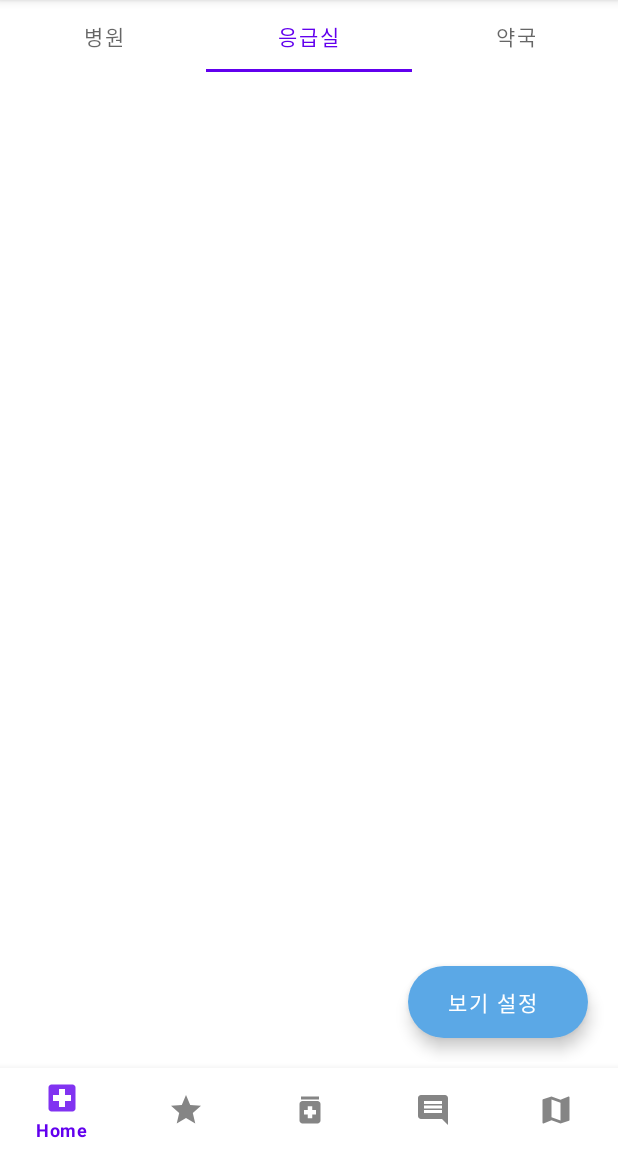
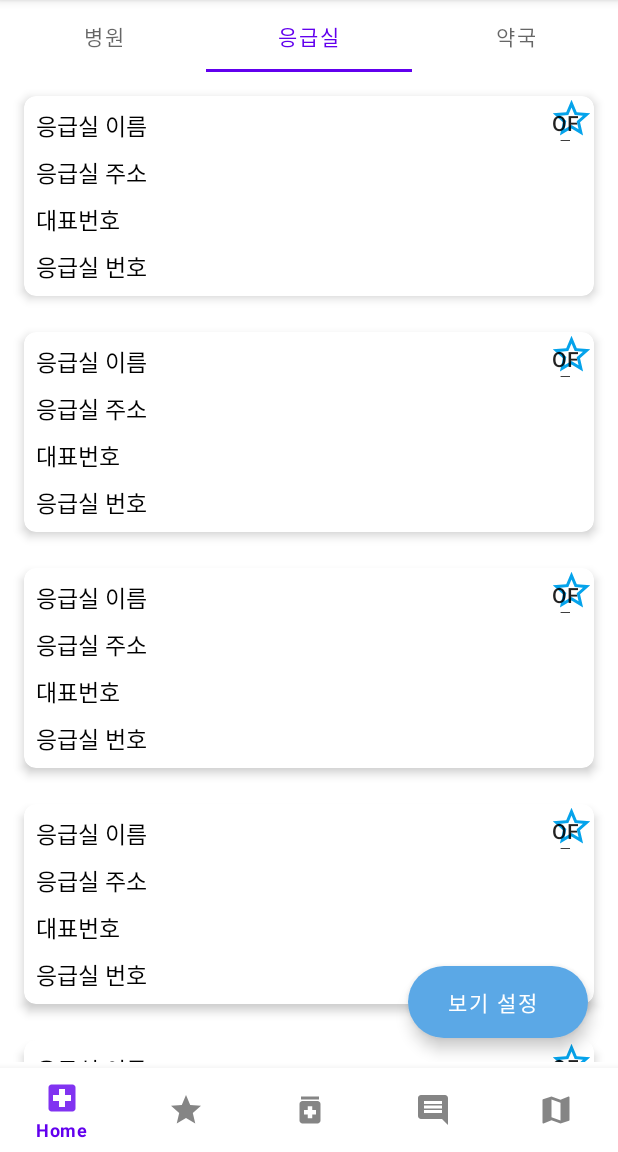
Before and after one commit to kkt98/HospitalInMyHand, an Android app: the screen it shows after launch (MainActivity), tab 2 chosen, on a phone screen of 412 x 824 dp, the part 84-1236 px from its top. Run offline under Robolectric (Android 15) with nearby library versions, the phone set to English and light mode, and no system bars.

Commit message:
Home recycler

```diff
--- a/app/src/main/java/com/kkt1019/hospitalinmyhand/HomeItem.kt
+++ /dev/null
@@ -1,5 +0,0 @@
-package com.kkt1019.hospitalinmyhand
-
-class HomeItem constructor(var dutyAddr:String, var dutyName:String, var dutyTell:String, var dutyTime1s:String, var dutyTime1c:String)
-//                           var dutyTime2s:String, var dutyTime2c:String, var dutyTime3s:String, var dutyTime3c:String, var dutyTime4s:String, var dutyTime4c:String,
-//                           var dutyTime5s:String, var dutyTime5c:String, var dutyTime6s:String, var dutyTime6c:String, var light:Int, var fav:Int)
--- a/app/src/main/java/com/kkt1019/hospitalinmyhand/HomeAdapter.kt
+++ b/app/src/main/java/com/kkt1019/hospitalinmyhand/HomePage1Adapter.kt
@@ -4,11 +4,10 @@ import android.content.Context
 import android.view.LayoutInflater
 import android.view.View
 import android.view.ViewGroup
-import android.widget.ImageView
 import android.widget.TextView
 import androidx.recyclerview.widget.RecyclerView
 
-class HomeAdapter constructor(val context:Context, var items:MutableList<HomeItem>) : RecyclerView.Adapter<HomeAdapter.VH>(){
+class HomePage1Adapter constructor(val context:Context, var page1Items:MutableList<HomePage1Item>) : RecyclerView.Adapter<HomePage1Adapter.VH>(){
 
     inner class VH(itemView: View) : RecyclerView.ViewHolder(itemView){
 
@@ -16,20 +15,18 @@ class HomeAdapter constructor(val context:Context, var items:MutableList<HomeIte
         val tvAddress : TextView by lazy { itemView.findViewById(R.id.address) }
         val tvTime : TextView by lazy { itemView.findViewById(R.id.time) }
         val tvTell : TextView by lazy { itemView.findViewById(R.id.tell) }
-//        val ivLight : ImageView by lazy { itemView.findViewById(R.id.light) }
-//        val ivFav : ImageView by lazy { itemView.findViewById(R.id.fav) }
 
     }
 
     override fun onCreateViewHolder(parent: ViewGroup, viewType: Int): VH {
         val inflater: LayoutInflater = LayoutInflater.from(context)
-        val itemView = inflater.inflate(R.layout.recycler_home_item, parent,false)
+        val itemView = inflater.inflate(R.layout.recycler_homepage1_item, parent,false)
 
         return VH(itemView)
     }
 
     override fun onBindViewHolder(holder: VH, position: Int) {
-        val item = items.get(position)
+        val item = page1Items.get(position)
 
         holder.tvTitle.setText(item.dutyName)
         holder.tvAddress.setText(item.dutyAddr)
@@ -38,5 +35,5 @@ class HomeAdapter constructor(val context:Context, var items:MutableList<HomeIte
 
     }
 
-    override fun getItemCount(): Int = items.size
+    override fun getItemCount(): Int = page1Items.size
 }
--- a/app/src/main/java/com/kkt1019/hospitalinmyhand/HomePage1Fragment.kt
+++ b/app/src/main/java/com/kkt1019/hospitalinmyhand/HomePage1Fragment.kt
@@ -16,7 +16,7 @@ class HomePage1Fragment:Fragment() {
 
     val recycler:RecyclerView by lazy { binding.recycler }
 
-    var items = mutableListOf<HomeItem>()
+    var items = mutableListOf<HomePage1Item>()
 
     override fun onCreateView(
         inflater: LayoutInflater,
@@ -34,13 +34,13 @@ class HomePage1Fragment:Fragment() {
 
     fun datas(){
 
-        items.add( HomeItem("주소", "병원이름", "전화번호", "8시30분", "18시 30분"))
-        items.add( HomeItem("주소", "병원이름", "전화번호", "8시30분", "18시 30분"))
-        items.add( HomeItem("주소", "병원이름", "전화번호", "8시30분", "18시 30분"))
-        items.add( HomeItem("주소", "병원이름", "전화번호", "8시30분", "18시 30분"))
-        items.add( HomeItem("주소", "병원이름", "전화번호", "8시30분", "18시 30분"))
-        items.add( HomeItem("주소", "병원이름", "전화번호", "8시30분", "18시 30분"))
-        recycler.adapter = HomeAdapter(activity as Context, items)
+        items.add( HomePage1Item("주소", "병원이름", "전화번호", "8시30분", "18시 30분"))
+        items.add( HomePage1Item("주소", "병원이름", "전화번호", "8시30분", "18시 30분"))
+        items.add( HomePage1Item("주소", "병원이름", "전화번호", "8시30분", "18시 30분"))
+        items.add( HomePage1Item("주소", "병원이름", "전화번호", "8시30분", "18시 30분"))
+        items.add( HomePage1Item("주소", "병원이름", "전화번호", "8시30분", "18시 30분"))
+        items.add( HomePage1Item("주소", "병원이름", "전화번호", "8시30분", "18시 30분"))
+        recycler.adapter = HomePage1Adapter(activity as Context, items)
 
     }
 
--- /dev/null
+++ b/app/src/main/java/com/kkt1019/hospitalinmyhand/HomePage1Item.kt
@@ -0,0 +1,5 @@
+package com.kkt1019.hospitalinmyhand
+
+class HomePage1Item constructor(var dutyAddr:String, var dutyName:String, var dutyTell:String, var dutyTime1s:String, var dutyTime1c:String)
+//                           var dutyTime2s:String, var dutyTime2c:String, var dutyTime3s:String, var dutyTime3c:String, var dutyTime4s:String, var dutyTime4c:String,
+//                           var dutyTime5s:String, var dutyTime5c:String, var dutyTime6s:String, var dutyTime6c:String)
--- /dev/null
+++ b/app/src/main/java/com/kkt1019/hospitalinmyhand/HomePage2Adapter.kt
@@ -0,0 +1,42 @@
+package com.kkt1019.hospitalinmyhand
+
+import android.content.Context
+import android.view.LayoutInflater
+import android.view.View
+import android.view.ViewGroup
+import android.widget.TextView
+import androidx.recyclerview.widget.RecyclerView
+
+class HomePage2Adapter constructor(val context2:Context, var page2Items:MutableList<HomePage2Item>): RecyclerView.Adapter<HomePage2Adapter.VH>() {
+
+    inner class VH(itemView: View): RecyclerView.ViewHolder(itemView){
+
+        val tvTitle : TextView by lazy { itemView.findViewById(R.id.pg2_title) }
+        val tvAddr : TextView by lazy { itemView.findViewById(R.id.pg2_address) }
+        val tvTell : TextView by lazy { itemView.findViewById(R.id.pg2_tell) }
+        val tvTell2 : TextView by lazy { itemView.findViewById(R.id.pg2_tell2) }
+
+    }
+
+    override fun onCreateViewHolder(parent: ViewGroup, viewType: Int): VH {
+
+        val inflater: LayoutInflater = LayoutInflater.from(context2)
+        val itemView = inflater.inflate(R.layout.recycler_homepage2_item, parent, false)
+
+        return VH(itemView)
+
+    }
+
+    override fun onBindViewHolder(holder: VH, position: Int) {
+        val item = page2Items.get(position)
+
+        holder.tvTitle.setText(item.dutyName)
+        holder.tvAddr.setText(item.dutyAddr)
+        holder.tvTell.setText(item.dutyTel1)
+        holder.tvTell2.setText(item.dutyTel3)
+    }
+
+
+
+    override fun getItemCount(): Int = page2Items.size
+}
--- a/app/src/main/java/com/kkt1019/hospitalinmyhand/HomePage2Fragment.kt
+++ b/app/src/main/java/com/kkt1019/hospitalinmyhand/HomePage2Fragment.kt
@@ -11,10 +11,14 @@ import android.widget.AdapterView
 import android.widget.ArrayAdapter
 import android.widget.Spinner
 import androidx.fragment.app.Fragment
+import androidx.recyclerview.widget.RecyclerView
 import com.kkt1019.hospitalinmyhand.databinding.FragmentHomePage2Binding
 
 class HomePage2Fragment:Fragment() {
 
+    val recycler:RecyclerView by lazy { binding.recycler }
+
+    var items = mutableListOf<HomePage2Item>()
 
     override fun onCreateView(
         inflater: LayoutInflater,
@@ -24,10 +28,23 @@ class HomePage2Fragment:Fragment() {
 
         binding.btn.setOnClickListener { spinner() }
 
+        datas()
+
         return binding.root
     }
 
     val binding:FragmentHomePage2Binding by lazy { FragmentHomePage2Binding.inflate(layoutInflater) }
+
+    fun datas(){
+
+        items.add( HomePage2Item("응급실 주소", "응급실 이름", "대표번호", "응급실 번호"))
+        items.add( HomePage2Item("응급실 주소", "응급실 이름", "대표번호", "응급실 번호"))
+        items.add( HomePage2Item("응급실 주소", "응급실 이름", "대표번호", "응급실 번호"))
+        items.add( HomePage2Item("응급실 주소", "응급실 이름", "대표번호", "응급실 번호"))
+        items.add( HomePage2Item("응급실 주소", "응급실 이름", "대표번호", "응급실 번호"))
+
+        recycler.adapter = HomePage2Adapter(activity as Context, items)
+    }
 
     fun spinner(){
 
--- /dev/null
+++ b/app/src/main/java/com/kkt1019/hospitalinmyhand/HomePage2Item.kt
@@ -0,0 +1,3 @@
+package com.kkt1019.hospitalinmyhand
+
+class HomePage2Item constructor(var dutyAddr:String, var dutyName:String, var dutyTel1:String, var dutyTel3:String)
--- /dev/null
+++ b/app/src/main/java/com/kkt1019/hospitalinmyhand/HomePage3Adapter.kt
@@ -0,0 +1,37 @@
+package com.kkt1019.hospitalinmyhand
+
+import android.content.Context
+import android.view.LayoutInflater
+import android.view.View
+import android.view.ViewGroup
+import android.widget.TextView
+import androidx.recyclerview.widget.RecyclerView
+
+class HomePage3Adapter constructor(val context:Context, var page3Items: MutableList<HomePage3Item>): RecyclerView.Adapter<HomePage3Adapter.VH>() {
+
+    inner class VH(itemView: View):RecyclerView.ViewHolder(itemView){
+
+        val tvTitle : TextView by lazy { itemView.findViewById(R.id.pg3_title) }
+        val tvAddr : TextView by lazy { itemView.findViewById(R.id.pg3_address) }
+        val tvTell : TextView by lazy { itemView.findViewById(R.id.pg3_tell) }
+
+    }
+
+    override fun onCreateViewHolder(parent: ViewGroup, viewType: Int): VH {
+
+        val inflater:LayoutInflater = LayoutInflater.from(context)
+        val itemView = inflater.inflate(R.layout.recycler_homepage3_item, parent, false)
+
+        return VH(itemView)
+    }
+
+    override fun onBindViewHolder(holder: VH, position: Int) {
+        val item = page3Items.get(position)
+
+        holder.tvTitle.setText(item.yadmNm)
+        holder.tvAddr.setText(item.addr)
+        holder.tvTell.setText(item.telno)
+    }
+
+    override fun getItemCount(): Int = page3Items.size
+}
--- a/app/src/main/java/com/kkt1019/hospitalinmyhand/HomePage3Fragment.kt
+++ b/app/src/main/java/com/kkt1019/hospitalinmyhand/HomePage3Fragment.kt
@@ -11,9 +11,14 @@ import android.widget.AdapterView
 import android.widget.ArrayAdapter
 import android.widget.Spinner
 import androidx.fragment.app.Fragment
+import androidx.recyclerview.widget.RecyclerView
 import com.kkt1019.hospitalinmyhand.databinding.FragmentHomePage3Binding
 
 class HomePage3Fragment:Fragment() {
+
+    val recycler:RecyclerView by lazy { binding.recycler }
+
+    var items = mutableListOf<HomePage3Item>()
 
     override fun onCreateView(
         inflater: LayoutInflater,
@@ -23,10 +28,26 @@ class HomePage3Fragment:Fragment() {
 
         binding.btn.setOnClickListener { spinner() }
 
+        datas()
+
         return binding.root
     }
 
     val binding:FragmentHomePage3Binding by lazy { FragmentHomePage3Binding.inflate(layoutInflater) }
+
+    fun datas(){
+
+        items.add( HomePage3Item("약국 이름", "약국 주소", "야국 전화번호"))
+        items.add( HomePage3Item("약국 이름", "약국 주소", "야국 전화번호"))
+        items.add( HomePage3Item("약국 이름", "약국 주소", "야국 전화번호"))
+        items.add( HomePage3Item("약국 이름", "약국 주소", "야국 전화번호"))
+        items.add( HomePage3Item("약국 이름", "약국 주소", "야국 전화번호"))
+        items.add( HomePage3Item("약국 이름", "약국 주소", "야국 전화번호"))
+
+        recycler.adapter = HomePage3Adapter(activity as Context, items)
+
+
+    }
 
     fun spinner(){
 
--- /dev/null
+++ b/app/src/main/java/com/kkt1019/hospitalinmyhand/HomePage3Item.kt
@@ -0,0 +1,4 @@
+package com.kkt1019.hospitalinmyhand
+
+class HomePage3Item constructor(var yadmNm:String, var addr:String, var telno:String) {
+}
--- a/app/src/main/res/layout/dialog2.xml
+++ b/app/src/main/res/layout/dialog2.xml
@@ -18,7 +18,6 @@
         android:layout_marginLeft="10dp"
         android:layout_marginTop="10dp"
         android:padding="10dp"
-        android:background="@drawable/backgoround"
         android:text="내 위치 중심"/>
 
     <Spinner
--- /dev/null
+++ b/app/src/main/res/layout/recycler_homepage2_item.xml
@@ -0,0 +1,70 @@
+<?xml version="1.0" encoding="utf-8"?>
+<androidx.cardview.widget.CardView xmlns:android="http://schemas.android.com/apk/res/android"
+    android:layout_width="match_parent"
+    android:layout_height="wrap_content"
+    xmlns:app="http://schemas.android.com/apk/res-auto"
+    app:cardCornerRadius="8dp"
+    app:cardElevation="4dp"
+    android:layout_margin="12dp">
+
+    <RelativeLayout
+        android:layout_width="match_parent"
+        android:layout_height="match_parent">
+
+        <TextView
+            android:id="@+id/pg2_title"
+            android:layout_width="wrap_content"
+            android:layout_height="wrap_content"
+            android:text="Title"
+            android:padding="8dp"
+            android:textSize="15sp"
+            android:textColor="@color/black"/>
+
+        <TextView
+            android:id="@+id/pg2_address"
+            android:layout_width="wrap_content"
+            android:layout_height="wrap_content"
+            android:text="adress"
+            android:paddingLeft="8dp"
+            android:paddingBottom="8dp"
+            android:paddingRight="8dp"
+            android:textSize="15sp"
+            android:textColor="@color/black"
+            android:layout_below="@+id/pg2_title"/>
+
+        <TextView
+            android:id="@+id/pg2_tell"
+            android:layout_width="wrap_content"
+            android:layout_height="wrap_content"
+            android:layout_below="@+id/pg2_address"
+            android:paddingLeft="8dp"
+            android:paddingRight="8dp"
+            android:paddingBottom="8dp"
+            android:text="tell"
+            android:textColor="@color/black"
+            android:textSize="15sp" />
+
+        <TextView
+            android:id="@+id/pg2_tell2"
+            android:layout_width="wrap_content"
+            android:layout_height="wrap_content"
+            android:layout_below="@+id/pg2_tell"
+            android:paddingLeft="8dp"
+            android:paddingRight="8dp"
+            android:paddingBottom="8dp"
+            android:text="tell2"
+            android:textColor="@color/black"
+            android:textSize="15sp" />
+
+        <ToggleButton
+            android:id="@+id/pg2_fav"
+            android:layout_width="30dp"
+            android:layout_height="30dp"
+            android:layout_alignParentRight="true"
+            android:background="@drawable/ic_baseline_star_border_24"
+            android:paddingTop="8dp"
+            android:paddingRight="8dp" />
+
+    </RelativeLayout>
+
+</androidx.cardview.widget.CardView>
--- /dev/null
+++ b/app/src/main/res/layout/recycler_homepage3_item.xml
@@ -0,0 +1,58 @@
+<?xml version="1.0" encoding="utf-8"?>
+<androidx.cardview.widget.CardView xmlns:android="http://schemas.android.com/apk/res/android"
+    android:layout_width="match_parent"
+    android:layout_height="wrap_content"
+    xmlns:app="http://schemas.android.com/apk/res-auto"
+    app:cardCornerRadius="8dp"
+    app:cardElevation="4dp"
+    android:layout_margin="12dp">
+
+    <RelativeLayout
+        android:layout_width="match_parent"
+        android:layout_height="match_parent">
+
+        <TextView
+            android:id="@+id/pg3_title"
+            android:layout_width="wrap_content"
+            android:layout_height="wrap_content"
+            android:text="Title"
+            android:padding="8dp"
+            android:textSize="15sp"
+            android:textColor="@color/black"/>
+
+        <TextView
+            android:id="@+id/pg3_address"
+            android:layout_width="wrap_content"
+            android:layout_height="wrap_content"
+            android:text="adress"
+            android:paddingLeft="8dp"
+            android:paddingBottom="8dp"
+            android:paddingRight="8dp"
+            android:textSize="15sp"
+            android:textColor="@color/black"
+            android:layout_below="@+id/pg3_title"/>
+
+        <TextView
+            android:id="@+id/pg3_tell"
+            android:layout_width="wrap_content"
+            android:layout_height="wrap_content"
+            android:layout_below="@+id/pg3_address"
+            android:paddingLeft="8dp"
+            android:paddingRight="8dp"
+            android:paddingBottom="8dp"
+            android:text="tell"
+            android:textColor="@color/black"
+            android:textSize="15sp" />
+
+        <ToggleButton
+            android:id="@+id/pg3_fav"
+            android:layout_width="30dp"
+            android:layout_height="30dp"
+            android:layout_alignParentRight="true"
+            android:background="@drawable/ic_baseline_star_border_24"
+            android:paddingTop="8dp"
+            android:paddingRight="8dp" />
+
+    </RelativeLayout>
+
+</androidx.cardview.widget.CardView>
```
Also changed, not shown: app/src/main/res/layout/recycler_homepage1_item.xml (renamed from app/src/main/res/layout/recycler_home_item.xml).
